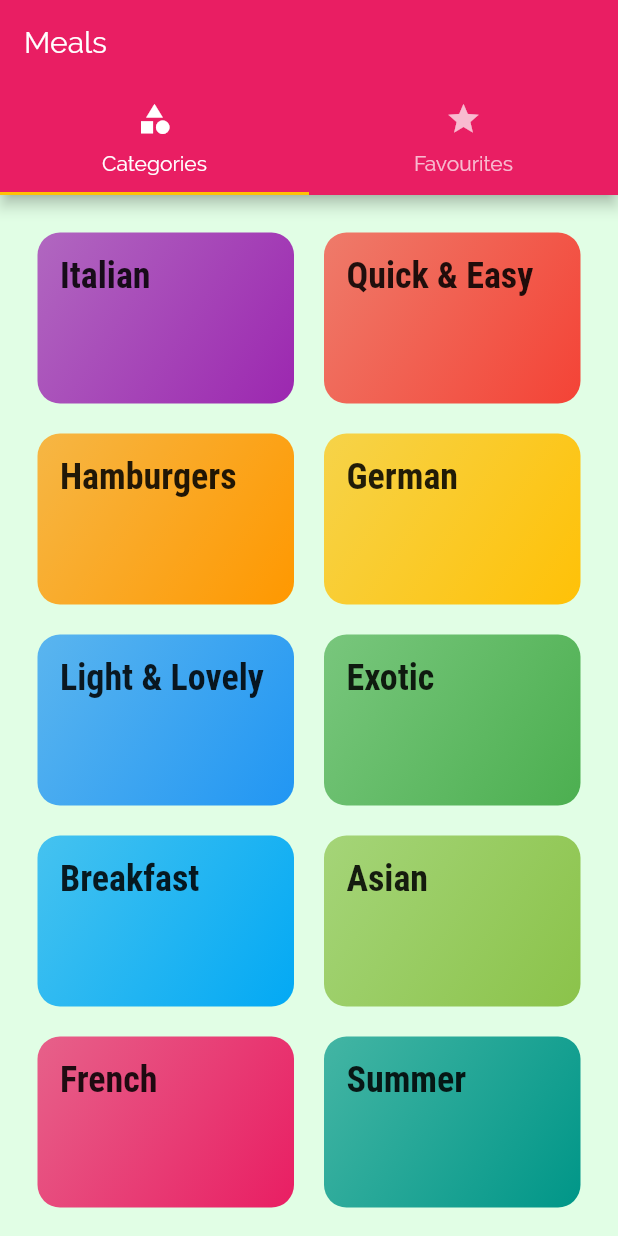
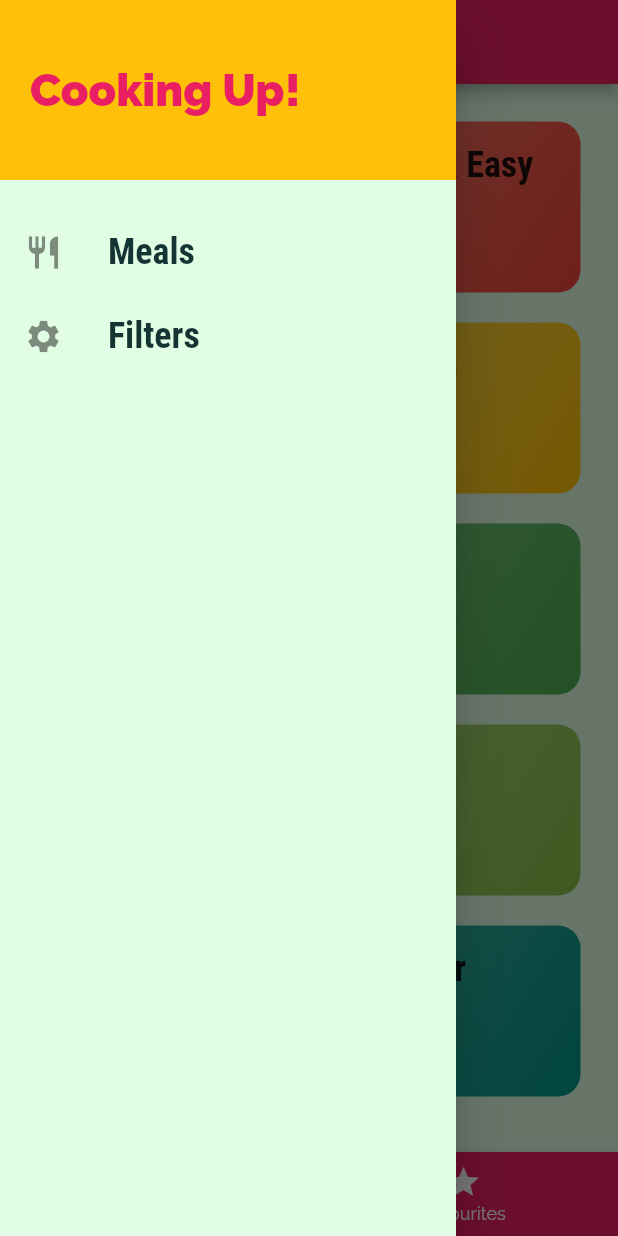
Before and after one commit to paulrsmithjnr/flutter_practice, a Flutter app: the screen it shows after launch, with the side drawer open (before the commit the screen has no drawer), on a phone screen of 412 x 824 dp. Run offline on Flutter 3.47's test engine with Material 2 defaults, Android fonts, the phone set to English and light mode, and no system bars.

Commit message:
Added drawer

```diff
--- a/deli_meals/lib/main.dart
+++ b/deli_meals/lib/main.dart
@@ -4,6 +4,7 @@ import './screens/categories_screen.dart';
 import './screens/category_meals_screen.dart';
 import './screens/meal_detail_screen.dart';
 import './screens/tabs_screen.dart';
+import './screens/filters_screen.dart';
 
 void main() {
   runApp(MyApp());
@@ -38,6 +39,7 @@ class MyApp extends StatelessWidget {
         '/': (ctx) => TabsScreen(),
         CategoryMealsScreen.routeName: (ctx) => CategoryMealsScreen(),
         MealDetailScreen.routeName: (ctx) => MealDetailScreen(),
+        FiltersScreen.routeName: (ctx) => FiltersScreen(),
       },
       onUnknownRoute: (settings) {
         return MaterialPageRoute(
--- /dev/null
+++ b/deli_meals/lib/screens/filters_screen.dart
@@ -0,0 +1,20 @@
+import 'package:deli_meals/widgets/main_drawer.dart';
+import 'package:flutter/material.dart';
+
+import '../widgets/main_drawer.dart';
+
+class FiltersScreen extends StatelessWidget {
+  static const routeName = '/filters';
+  @override
+  Widget build(BuildContext context) {
+    return Scaffold(
+      appBar: AppBar(
+        title: Text('Your Filters'),
+      ),
+      drawer: MainDrawer(),
+      body: Center(
+        child: Text('Filters!'),
+      ),
+    );
+  }
+}
--- a/deli_meals/lib/screens/tabs_screen.dart
+++ b/deli_meals/lib/screens/tabs_screen.dart
@@ -1,5 +1,7 @@
+import 'package:deli_meals/widgets/main_drawer.dart';
 import 'package:flutter/material.dart';
 
+import '../widgets/main_drawer.dart';
 import './categories_screen.dart';
 import './favourites_screen.dart';
 
@@ -9,37 +11,52 @@ class TabsScreen extends StatefulWidget {
 }
 
 class _TabsScreenState extends State<TabsScreen> {
+  final List<Map<String, Object>> _pages = [
+    {
+      'page': CategoriesScreen(),
+      'title': 'Categories',
+    },
+    {
+      'page': FavouritesScreen(),
+      'title': 'Your Favourites',
+    },
+  ];
+
+  int _selectedPageIndex = 0;
+
+  void _selectPage(int index) {
+    setState(() {
+      _selectedPageIndex = index;
+    });
+  }
+
   @override
   Widget build(BuildContext context) {
-    return DefaultTabController(
-      length: 2,
-      // initialIndex: 0,
-      child: Scaffold(
-        appBar: AppBar(
-          title: Text('Meals'),
-          bottom: TabBar(
-            tabs: [
-              Tab(
-                icon: Icon(
-                  Icons.category,
-                ),
-                text: 'Categories',
-              ),
-              Tab(
-                icon: Icon(
-                  Icons.star,
-                ),
-                text: 'Favourites',
-              ),
-            ],
+    return Scaffold(
+      appBar: AppBar(
+        title: Text(_pages[_selectedPageIndex]['title']),
+      ),
+      drawer: MainDrawer(),
+      body: _pages[_selectedPageIndex]['page'],
+      bottomNavigationBar: BottomNavigationBar(
+        onTap: _selectPage,
+        backgroundColor: Theme.of(context).primaryColor,
+        unselectedItemColor: Colors.white,
+        selectedItemColor: Theme.of(context).accentColor,
+        currentIndex: _selectedPageIndex,
+        // type: BottomNavigationBarType.fixed,
+        items: [
+          BottomNavigationBarItem(
+            backgroundColor: Theme.of(context).primaryColor,
+            icon: Icon(Icons.category),
+            title: Text('Categories'),
           ),
-        ),
-        body: TabBarView(
-          children: [
-            CategoriesScreen(),
-            FavouritesScreen(),
-          ],
-        ),
+          BottomNavigationBarItem(
+            backgroundColor: Theme.of(context).primaryColor,
+            icon: Icon(Icons.star),
+            title: Text('Favourites'),
+          )
+        ],
       ),
     );
   }
--- /dev/null
+++ b/deli_meals/lib/widgets/main_drawer.dart
@@ -0,0 +1,66 @@
+import 'package:flutter/material.dart';
+
+import '../screens/filters_screen.dart';
+
+class MainDrawer extends StatelessWidget {
+  Widget buildListTile(String title, IconData icon, Function tapHandler) {
+    return ListTile(
+      leading: Icon(
+        icon,
+        size: 26,
+      ),
+      title: Text(
+        title,
+        style: TextStyle(
+          fontFamily: 'RobotoCondensed',
+          fontSize: 24,
+          fontWeight: FontWeight.bold,
+        ),
+      ),
+      onTap: tapHandler,
+    );
+  }
+
+  @override
+  Widget build(BuildContext context) {
+    return Drawer(
+      child: Column(
+        children: [
+          Container(
+            height: 120,
+            width: double.infinity,
+            padding: EdgeInsets.all(20),
+            alignment: Alignment.centerLeft,
+            color: Theme.of(context).accentColor,
+            child: Text(
+              'Cooking Up!',
+              style: TextStyle(
+                fontWeight: FontWeight.w900,
+                fontSize: 30,
+                color: Theme.of(context).primaryColor,
+              ),
+            ),
+          ),
+          SizedBox(
+            height: 20,
+          ),
+          buildListTile(
+            'Meals',
+            Icons.restaurant,
+            () {
+              Navigator.of(context).pushReplacementNamed('/');
+            },
+          ),
+          buildListTile(
+            'Filters',
+            Icons.settings,
+            () {
+              Navigator.of(context)
+                  .pushReplacementNamed(FiltersScreen.routeName);
+            },
+          ),
+        ],
+      ),
+    );
+  }
+}
```
